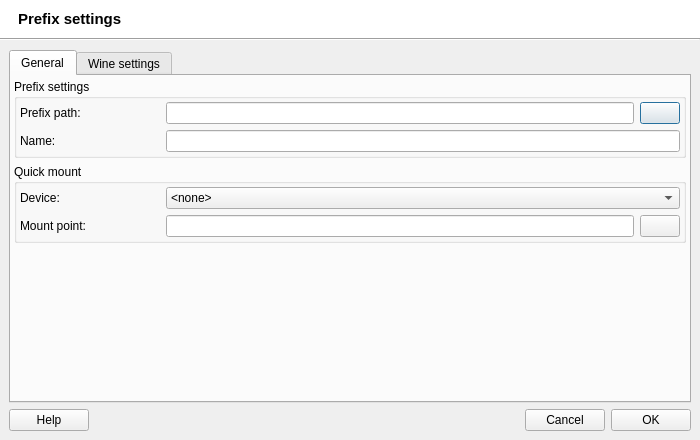
This is src/q4wine-gui/uis/PrefixSettings.ui in brezerk/q4wine as Qt 5 draws it before an edit. The edited form follows.
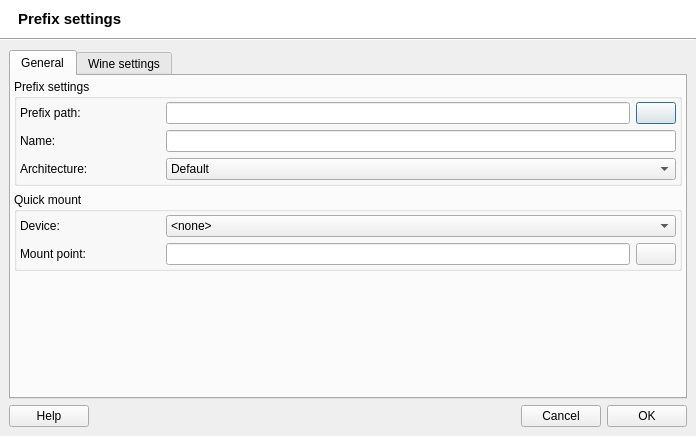
This is the edited form. Icons and pictures are not drawn.

```diff
--- a/src/q4wine-gui/uis/PrefixSettings.ui
+++ b/src/q4wine-gui/uis/PrefixSettings.ui
@@ -6,8 +6,8 @@
    <rect>
     <x>0</x>
     <y>0</y>
-    <width>700</width>
-    <height>440</height>
+    <width>696</width>
+    <height>436</height>
    </rect>
   </property>
   <property name="windowTitle">
@@ -298,6 +298,53 @@
                </layout>
               </widget>
              </item>
+             <item>
+              <widget class="QWidget" name="widget_19" native="true">
+               <layout class="QHBoxLayout" name="_2">
+                <property name="margin">
+                 <number>0</number>
+                </property>
+                <item>
+                 <widget class="QLabel" name="label_18">
+                  <property name="minimumSize">
+                   <size>
+                    <width>140</width>
+                    <height>0</height>
+                   </size>
+                  </property>
+                  <property name="maximumSize">
+                   <size>
+                    <width>140</width>
+                    <height>16777215</height>
+                   </size>
+                  </property>
+                  <property name="text">
+                   <string>Architecture:</string>
+                  </property>
+                 </widget>
+                </item>
+                <item>
+                 <widget class="QComboBox" name="comboArchList">
+                  <item>
+                   <property name="text">
+                    <string>Default</string>
+                   </property>
+                  </item>
+                  <item>
+                   <property name="text">
+                    <string notr="true">win32</string>
+                   </property>
+                  </item>
+                  <item>
+                   <property name="text">
+                    <string notr="true">win64</string>
+                   </property>
+                  </item>
+                 </widget>
+                </item>
+               </layout>
+              </widget>
+             </item>
             </layout>
            </widget>
           </item>
```
Left out of the diff: 8 changed lines with no effect on the pictures.
